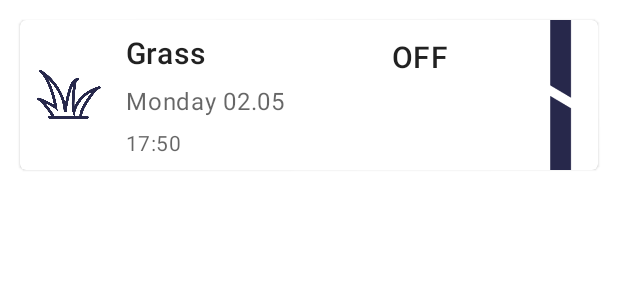
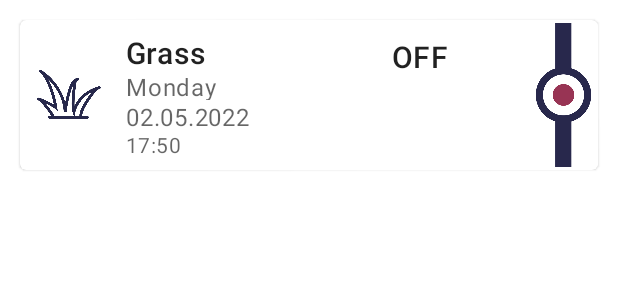
Before and after one commit to radovansanta/SmartGardenApp, an Android app: the layout scheduler_log_cell.xml on its own in the app's theme, with its tools: preview values and no code run, on a phone screen of 412 x 824 dp. Shown: the top 300 px of the screen. Run offline under Robolectric (Android 15) with nearby library versions, the phone set to English and light mode, and no system bars.

```diff
--- a/app/src/main/java/com/example/smartgarden/Networking/Apis/ValveApi.java
+++ b/app/src/main/java/com/example/smartgarden/Networking/Apis/ValveApi.java
@@ -45,4 +45,10 @@ public interface ValveApi {
     @GET("api/logs")
     Call<List<Log>> getSchedulerLogs();
 
+    @GET("api/logs/upcoming")
+    Call<List<Log>> getSchedulerUpcomingLogs();
+
+    @GET("api/logs/previous")
+    Call<List<Log>> getSchedulerPreviousLogs();
+
 }
--- a/app/src/main/java/com/example/smartgarden/ViewModels/SlideshowViewModel.java
+++ b/app/src/main/java/com/example/smartgarden/ViewModels/SlideshowViewModel.java
@@ -61,8 +61,8 @@ public class SlideshowViewModel extends ViewModel {
 
     @RequiresApi(api = Build.VERSION_CODES.M)
     private String convertDateTime(DatePicker datePicker, TimePicker timePicker){
-        return (datePicker.getYear()+ "-" +
-                datePicker.getMonth()+ "-" +
+        return (datePicker.getYear()-3+ "-" +
+                datePicker.getMonth()+1+ "-" +
                 datePicker.getDayOfMonth()+
                 timePicker.getHour()+":"+
                 timePicker.getMinute()+":00.000+00:00");
--- a/app/src/main/res/layout/scheduler_log_cell.xml
+++ b/app/src/main/res/layout/scheduler_log_cell.xml
@@ -37,7 +37,7 @@
                 android:orientation="vertical">
                 <TextView
                     android:layout_width="wrap_content"
-                    android:layout_height="0dp"
+                    android:layout_height="wrap_content"
                     android:layout_marginTop="8dp"
                     android:layout_weight="1"
                     android:id="@+id/scheduler_valve_name"
@@ -45,18 +45,27 @@
                     android:textAppearance="?attr/textAppearanceHeadline6" />
 
                 <TextView
-                    android:layout_width="wrap_content"
-                    android:layout_height="0dp"
-                    android:layout_marginTop="8dp"
+                    android:layout_width="match_parent"
+                    android:layout_height="wrap_content"
+
                     android:layout_weight="1"
-                    android:text="Monday 02.05"
+                    android:text="Monday"
+                    android:id="@+id/scheduler_day_name"
+                    android:textAppearance="?attr/textAppearanceBody1"
+                    android:textColor="?android:attr/textColorSecondary" />
+                <TextView
+                    android:layout_width="match_parent"
+                    android:layout_height="wrap_content"
+
+                    android:layout_weight="1"
+                    android:text="02.05.2022"
                     android:id="@+id/scheduler_date"
                     android:textAppearance="?attr/textAppearanceBody1"
                     android:textColor="?android:attr/textColorSecondary" />
                 <TextView
                     android:layout_width="wrap_content"
-                    android:layout_height="0dp"
-                    android:layout_marginTop="8dp"
+                    android:layout_height="wrap_content"
+
                     android:layout_weight="1"
                     android:text="17:50"
                     android:id="@+id/scheduler_time"
@@ -80,7 +89,7 @@
                 android:layout_height="match_parent"
                 android:layout_weight="0.5"
                 android:contentDescription="GrassSymbol"
-                android:src="@drawable/officon" />
+                android:src="@drawable/closed" />
 
         </LinearLayout>
     </com.google.android.material.card.MaterialCardView>
```
Also changed, not shown: app/src/main/java/com/example/smartgarden/Fragments/SchedulerLogs.java (+28 -5 lines), app/src/main/java/com/example/smartgarden/Models/LogAdapter.java (+52 -7 lines), app/src/main/java/com/example/smartgarden/Networking/Repositories/CommandRepository.java (added, +104 -0 lines), app/src/main/java/com/example/smartgarden/Networking/Repositories/ValveRepository.java (+0 -22 lines), app/src/main/java/com/example/smartgarden/ViewModels/SchedulerLogsViewModel.java (+18 -2 lines), app/src/main/res/drawable/closed.png (added), app/src/main/res/drawable/opened.png (added).
